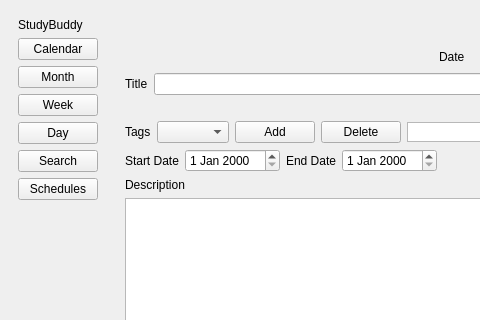
This is new_ui.ui in Scrumtags/Agile-Project as Qt 5 draws it before an edit; both pictures show x 0 to 480 and y 0 to 320 of the 805 by 582 pixel window. The edited form follows.
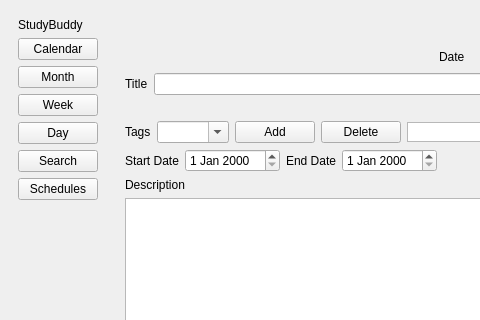
This is the edited form. The open tabs and pages were chosen to show the change. Icons and pictures are not drawn.

Commit message: fixed tag list and title

Patch:
```diff
--- a/new_ui.ui
+++ b/new_ui.ui
@@ -1010,7 +1010,11 @@
                            </widget>
                           </item>
                           <item>
-                           <widget class="QComboBox" name="comboModifyEventTagsAdd"/>
+                           <widget class="QComboBox" name="comboModifyEventTagsAdd">
+                            <property name="editable">
+                             <bool>true</bool>
+                            </property>
+                           </widget>
                           </item>
                           <item>
                            <widget class="QPushButton" name="buttonModifyEventAddTag">
```
Left out of the diff: 5 changed lines with no effect on the pictures. The commit also changes 1 other file.
